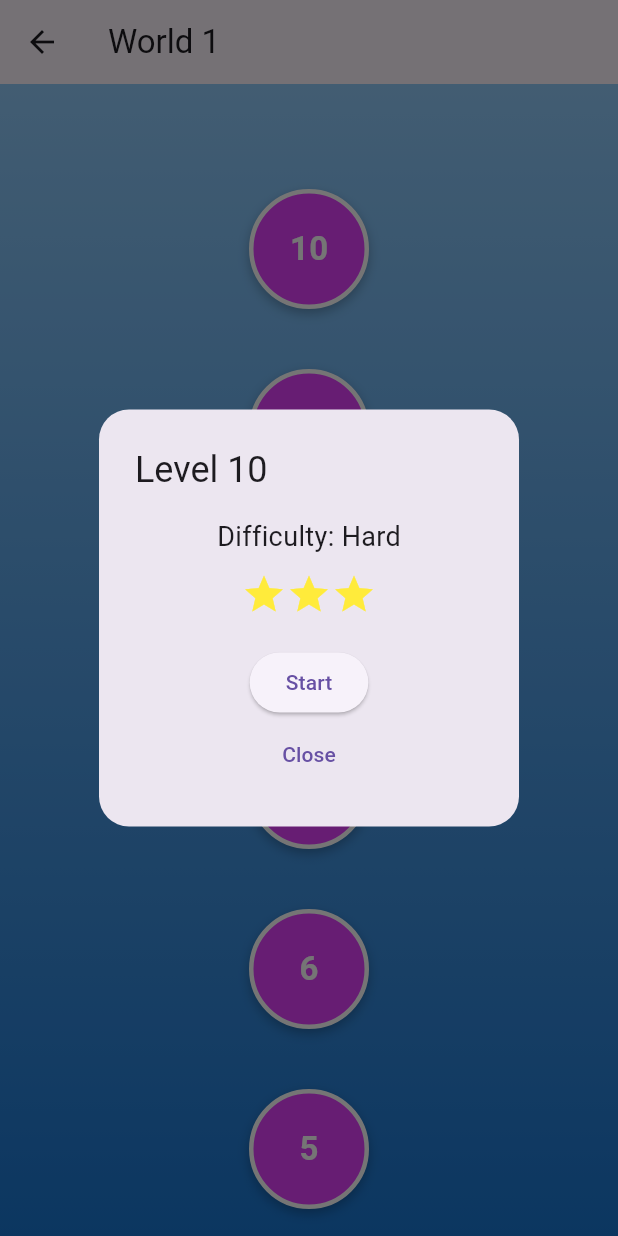
After one commit to nk-glitch/digits_and_dunes, a Flutter app: the World1Page screen opened by its route, after a tap on "10", on a phone screen of 412 x 824 dp. The commit adds this screen. Run offline on Flutter 3.47's test engine with Material 3 defaults, Android fonts, the phone set to English and light mode, and no system bars; our stand-ins replace cloud_firestore, firebase_auth, firebase_core; accounts and stored records are empty.

Commit message:
bare level map works

```diff
--- /dev/null
+++ b/lib/views/level_detail_screen.dart
@@ -0,0 +1,20 @@
+import 'package:flutter/material.dart';
+
+class LevelDetailScreen extends StatelessWidget {
+  final int level;
+
+  LevelDetailScreen({required this.level});
+
+  @override
+  Widget build(BuildContext context) {
+    return Scaffold(
+      appBar: AppBar(title: Text("Level $level")),
+      body: Center(
+        child: Text(
+          "Details for Level $level",
+          style: TextStyle(fontSize: 24),
+        ),
+      ),
+    );
+  }
+}
--- /dev/null
+++ b/lib/views/level_screen.dart
@@ -0,0 +1,20 @@
+import 'package:flutter/material.dart';
+
+class LevelScreen extends StatelessWidget {
+  final int level;
+
+  LevelScreen({required this.level});
+
+  @override
+  Widget build(BuildContext context) {
+    return Scaffold(
+      appBar: AppBar(title: Text("Level $level")),
+      body: Center(
+        child: Text(
+          "Gameplay for Level $level",
+          style: TextStyle(fontSize: 24),
+        ),
+      ),
+    );
+  }
+}
--- /dev/null
+++ b/lib/views/world1.dart
@@ -0,0 +1,48 @@
+import 'package:flutter/material.dart';
+import '../widgets/level_node.dart';
+
+class World1Page extends StatelessWidget {
+  @override
+  Widget build(BuildContext context) {
+    return Scaffold(
+      appBar: AppBar(title: Text("World 1")),
+      body: Stack(
+        children: [
+          // Background
+          Positioned.fill(
+            child: Container(
+              decoration: BoxDecoration(
+                gradient: LinearGradient(
+                  colors: [Colors.blue.shade200, Colors.blue.shade700],
+                  begin: Alignment.topCenter,
+                  end: Alignment.bottomCenter,
+                ),
+              ),
+            ),
+          ),
+
+          // Scrollable Level Path
+          Positioned.fill(
+            child: SingleChildScrollView(
+              padding: EdgeInsets.symmetric(vertical: 50),
+              child: Column(
+                children: [
+                  LevelNode(level: 10, stars: 3, difficulty: "Hard"),
+                  LevelNode(level: 9, stars: 2, difficulty: "Medium"),
+                  LevelNode(level: 8, stars: 1, difficulty: "Easy"),
+                  LevelNode(level: 7, stars: 0, difficulty: "Easy"),
+                  LevelNode(level: 6, stars: 3, difficulty: "Hard"),
+                  LevelNode(level: 5, stars: 2, difficulty: "Medium"),
+                  LevelNode(level: 4, stars: 1, difficulty: "Easy"),
+                  LevelNode(level: 3, stars: 0, difficulty: "Easy"),
+                  LevelNode(level: 2, stars: 3, difficulty: "Hard"),
+                  LevelNode(level: 1, stars: 2, difficulty: "Medium"),
+                ],
+              ),
+            ),
+          ),
+        ],
+      ),
+    );
+  }
+}
--- /dev/null
+++ b/lib/views/world2.dart
@@ -0,0 +1,48 @@
+import 'package:flutter/material.dart';
+import '../widgets/level_node.dart';
+
+class World2Page extends StatelessWidget {
+  @override
+  Widget build(BuildContext context) {
+    return Scaffold(
+      appBar: AppBar(title: Text("World 2")),
+      body: Stack(
+        children: [
+          // Background
+          Positioned.fill(
+            child: Container(
+              decoration: BoxDecoration(
+                gradient: LinearGradient(
+                  colors: [Colors.blue.shade200, Colors.blue.shade700],
+                  begin: Alignment.topCenter,
+                  end: Alignment.bottomCenter,
+                ),
+              ),
+            ),
+          ),
+
+          // Scrollable Level Path
+          Positioned.fill(
+            child: SingleChildScrollView(
+              padding: EdgeInsets.symmetric(vertical: 50),
+              child: Column(
+                children: [
+                  LevelNode(level: 10, stars: 3, difficulty: "Hard"),
+                  LevelNode(level: 9, stars: 2, difficulty: "Medium"),
+                  LevelNode(level: 8, stars: 1, difficulty: "Easy"),
+                  LevelNode(level: 7, stars: 0, difficulty: "Easy"),
+                  LevelNode(level: 6, stars: 3, difficulty: "Hard"),
+                  LevelNode(level: 5, stars: 2, difficulty: "Medium"),
+                  LevelNode(level: 4, stars: 1, difficulty: "Easy"),
+                  LevelNode(level: 3, stars: 0, difficulty: "Easy"),
+                  LevelNode(level: 2, stars: 3, difficulty: "Hard"),
+                  LevelNode(level: 1, stars: 2, difficulty: "Medium"),
+                ],
+              ),
+            ),
+          ),
+        ],
+      ),
+    );
+  }
+}
--- /dev/null
+++ b/lib/views/world3.dart
@@ -0,0 +1,48 @@
+import 'package:flutter/material.dart';
+import '../widgets/level_node.dart';
+
+class World3Page extends StatelessWidget {
+  @override
+  Widget build(BuildContext context) {
+    return Scaffold(
+      appBar: AppBar(title: Text("World 3")),
+      body: Stack(
+        children: [
+          // Background
+          Positioned.fill(
+            child: Container(
+              decoration: BoxDecoration(
+                gradient: LinearGradient(
+                  colors: [Colors.blue.shade200, Colors.blue.shade700],
+                  begin: Alignment.topCenter,
+                  end: Alignment.bottomCenter,
+                ),
+              ),
+            ),
+          ),
+
+          // Scrollable Level Path
+          Positioned.fill(
+            child: SingleChildScrollView(
+              padding: EdgeInsets.symmetric(vertical: 50),
+              child: Column(
+                children: [
+                  LevelNode(level: 10, stars: 3, difficulty: "Hard"),
+                  LevelNode(level: 9, stars: 2, difficulty: "Medium"),
+                  LevelNode(level: 8, stars: 1, difficulty: "Easy"),
+                  LevelNode(level: 7, stars: 0, difficulty: "Easy"),
+                  LevelNode(level: 6, stars: 3, difficulty: "Hard"),
+                  LevelNode(level: 5, stars: 2, difficulty: "Medium"),
+                  LevelNode(level: 4, stars: 1, difficulty: "Easy"),
+                  LevelNode(level: 3, stars: 0, difficulty: "Easy"),
+                  LevelNode(level: 2, stars: 3, difficulty: "Hard"),
+                  LevelNode(level: 1, stars: 2, difficulty: "Medium"),
+                ],
+              ),
+            ),
+          ),
+        ],
+      ),
+    );
+  }
+}
--- /dev/null
+++ b/lib/views/world4.dart
@@ -0,0 +1,48 @@
+import 'package:flutter/material.dart';
+import '../widgets/level_node.dart';
+
+class World4Page extends StatelessWidget {
+  @override
+  Widget build(BuildContext context) {
+    return Scaffold(
+      appBar: AppBar(title: Text("World 4")),
+      body: Stack(
+        children: [
+          // Background
+          Positioned.fill(
+            child: Container(
+              decoration: BoxDecoration(
+                gradient: LinearGradient(
+                  colors: [Colors.blue.shade200, Colors.blue.shade700],
+                  begin: Alignment.topCenter,
+                  end: Alignment.bottomCenter,
+                ),
+              ),
+            ),
+          ),
+
+          // Scrollable Level Path
+          Positioned.fill(
+            child: SingleChildScrollView(
+              padding: EdgeInsets.symmetric(vertical: 50),
+              child: Column(
+                children: [
+                  LevelNode(level: 10, stars: 3, difficulty: "Hard"),
+                  LevelNode(level: 9, stars: 2, difficulty: "Medium"),
+                  LevelNode(level: 8, stars: 1, difficulty: "Easy"),
+                  LevelNode(level: 7, stars: 0, difficulty: "Easy"),
+                  LevelNode(level: 6, stars: 3, difficulty: "Hard"),
+                  LevelNode(level: 5, stars: 2, difficulty: "Medium"),
+                  LevelNode(level: 4, stars: 1, difficulty: "Easy"),
+                  LevelNode(level: 3, stars: 0, difficulty: "Easy"),
+                  LevelNode(level: 2, stars: 3, difficulty: "Hard"),
+                  LevelNode(level: 1, stars: 2, difficulty: "Medium"),
+                ],
+              ),
+            ),
+          ),
+        ],
+      ),
+    );
+  }
+}
--- /dev/null
+++ b/lib/widgets/level_node.dart
@@ -0,0 +1,94 @@
+import 'package:flutter/material.dart';
+import '../views/level_screen.dart';
+
+class LevelNode extends StatelessWidget {
+  final int level;
+  final int stars;
+  final String difficulty;
+
+  LevelNode({
+    required this.level,
+    required this.stars,
+    required this.difficulty,
+  });
+
+  @override
+  Widget build(BuildContext context) {
+    return Padding(
+      padding: const EdgeInsets.symmetric(vertical: 20.0),
+      child: GestureDetector(
+        onTap: () => _showLevelPopup(context),
+        child: Container(
+          width: 80,
+          height: 80,
+          decoration: BoxDecoration(
+            color: Colors.purpleAccent,
+            shape: BoxShape.circle,
+            border: Border.all(color: Colors.white, width: 3),
+            boxShadow: [
+              BoxShadow(
+                color: Colors.black26,
+                blurRadius: 6,
+                offset: Offset(0, 3),
+              ),
+            ],
+          ),
+          child: Center(
+            child: Text(
+              "$level",
+              style: TextStyle(fontSize: 22, fontWeight: FontWeight.bold, color: Colors.white),
+            ),
+          ),
+        ),
+      ),
+    );
+  }
+
+  void _showLevelPopup(BuildContext context) {
+    showDialog(
+      context: context,
+      builder: (BuildContext context) {
+        return AlertDialog(
+          shape: RoundedRectangleBorder(borderRadius: BorderRadius.circular(20)),
+          title: Text("Level $level"),
+          content: Column(
+            mainAxisSize: MainAxisSize.min,
+            children: [
+              Text("Difficulty: $difficulty", style: TextStyle(fontSize: 18)),
+              SizedBox(height: 10),
+              _buildStarDisplay(),
+              SizedBox(height: 20),
+              ElevatedButton(
+                onPressed: () {
+                  Navigator.pop(context); // Close the popup
+                  Navigator.push(
+                    context,
+                    MaterialPageRoute(builder: (context) => LevelScreen(level: level)),
+                  );
+                },
+                child: Text("Start"),
+              ),
+              TextButton(
+                onPressed: () => Navigator.pop(context),
+                child: Text("Close"),
+              ),
+            ],
+          ),
+        );
+      },
+    );
+  }
+
+  Widget _buildStarDisplay() {
+    return Row(
+      mainAxisAlignment: MainAxisAlignment.center,
+      children: List.generate(3, (index) {
+        return Icon(
+          index < stars ? Icons.star : Icons.star_border,
+          color: Colors.yellow,
+          size: 30,
+        );
+      }),
+    );
+  }
+}
--- a/pubspec.yaml
+++ b/pubspec.yaml
@@ -40,6 +40,7 @@ dependencies:
   flutter_facebook_auth: ^7.1.1
   google_sign_in: ^6.3.0
   provider: ^6.1.2
+  animations: ^2.0.11
   #firebase_auth: latest_version # If you need authentication (optional)
 
 
```
Also changed, not shown: lib/main.dart (+11 -0 lines), lib/views/level_map_screen.dart (added, +126 -0 lines), lib/views/world_selection_page.dart (+36 -7 lines), lib/views/world_template_page.dart (added, +79 -0 lines), pubspec.lock.
